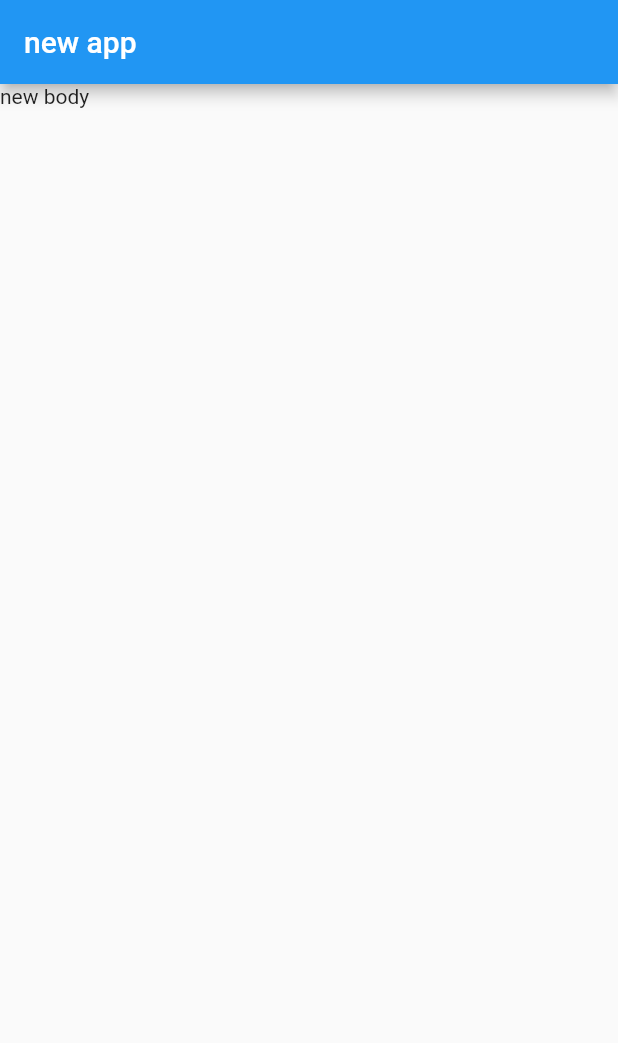
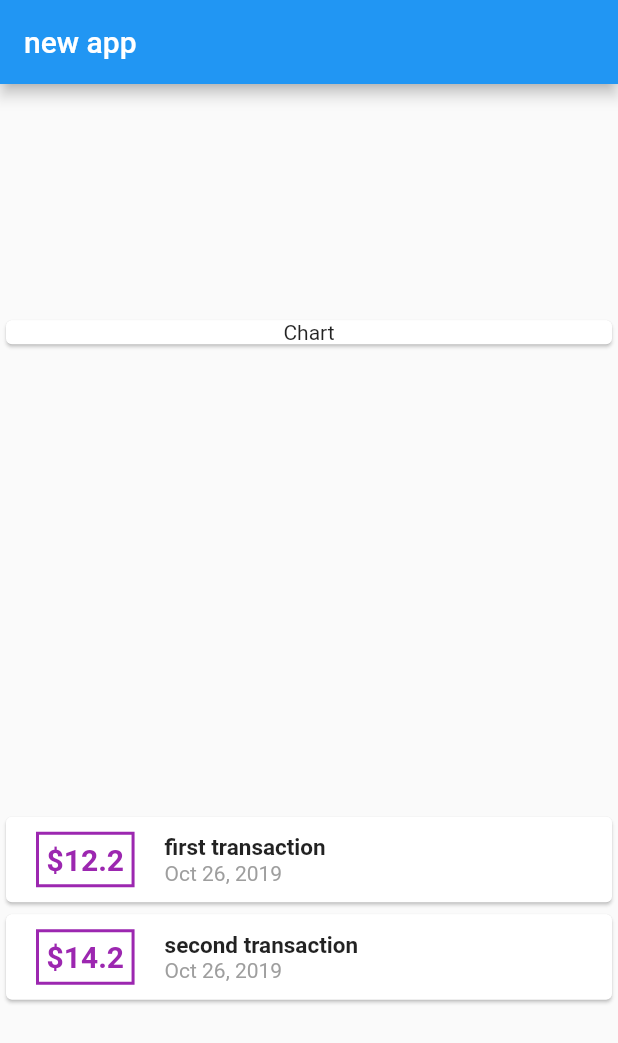
Before and after one commit to aaa59891/flutter_practice_personal_expenses, a Flutter app: the screen it shows after launch, on a phone screen of 412 x 824 dp. Shown: the top 1043 px of the screen. Run offline on Flutter 3.47's test engine with Material 2 defaults, Android fonts, the phone set to English and light mode, and no system bars.

Commit message:
transaction UI with dummy data

```diff
--- a/lib/main.dart
+++ b/lib/main.dart
@@ -1,17 +1,93 @@
 import 'package:flutter/material.dart';
+import 'package:intl/intl.dart';
+import 'package:my_app/transaction.dart';
 
 void main() => runApp(MyApp());
 
 class MyApp extends StatelessWidget {
   @override
   Widget build(BuildContext context) {
+    final List<Transaction> transactions = [
+      Transaction(
+        id: 'test1',
+        amount: 12.2,
+        date: DateTime.now(),
+        title: 'first transaction',
+      ),
+      Transaction(
+        id: 'test2',
+        amount: 14.2,
+        date: DateTime.now(),
+        title: 'second transaction',
+      ),
+    ];
     return MaterialApp(
       home: Scaffold(
-        appBar: AppBar(
-          title: Text('new app'),
-        ),
-        body: Text('new body')
-      ),
+          appBar: AppBar(
+            title: Text('new app'),
+          ),
+          body: Column(
+            mainAxisAlignment: MainAxisAlignment.spaceAround,
+            children: <Widget>[
+              Container(
+                width: double.infinity,
+                child: Card(
+                  child: Text(
+                    'Chart',
+                    textAlign: TextAlign.center,
+                  ),
+                ),
+              ),
+              Column(
+                children: transactions
+                    .map((transaction) => Card(
+                          child: Row(
+                            mainAxisAlignment: MainAxisAlignment.start,
+                            children: <Widget>[
+                              Container(
+                                margin: EdgeInsets.symmetric(
+                                  horizontal: 20,
+                                  vertical: 10,
+                                ),
+                                decoration: BoxDecoration(
+                                  border: Border.all(
+                                    color: Colors.purple,
+                                    width: 2,
+                                  ),
+                                ),
+                                padding: EdgeInsets.all(5),
+                                child: Text(
+                                  "\$${transaction.amount.toString()}",
+                                  style: TextStyle(
+                                    fontWeight: FontWeight.bold,
+                                    fontSize: 20,
+                                    color: Colors.purple,
+                                  ),
+                                ),
+                              ),
+                              Column(
+                                crossAxisAlignment: CrossAxisAlignment.start,
+                                children: <Widget>[
+                                  Text(
+                                    transaction.title,
+                                    style: TextStyle(
+                                      fontSize: 15,
+                                      fontWeight: FontWeight.bold,
+                                    ),
+                                  ),
+                                  Text(
+                                    DateFormat.yMMMd().format(transaction.date),
+                                    style: TextStyle(color: Colors.grey),
+                                  ),
+                                ],
+                              )
+                            ],
+                          ),
+                        ))
+                    .toList(),
+              )
+            ],
+          )),
     );
   }
 }
```
